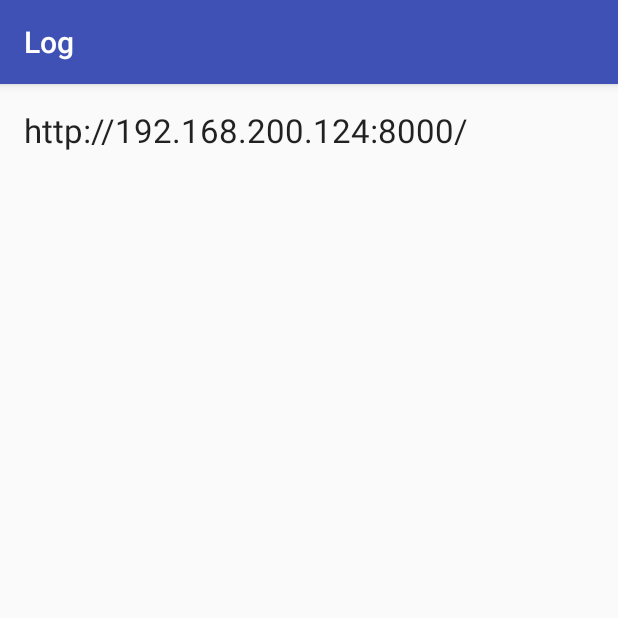
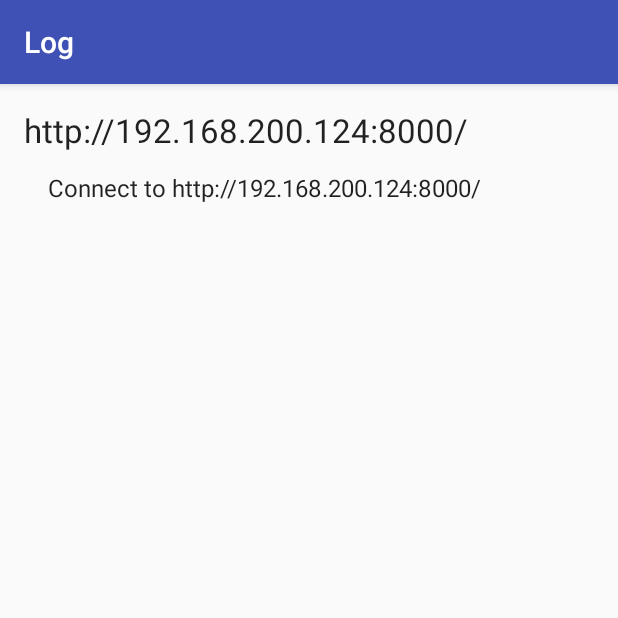
Before and after one commit to Dee-J/TV-Talk, an Android app: the screen it shows after launch (LogActivity), in the options menu, after a tap on "Log", on a phone screen of 412 x 824 dp, the top half of it. Run offline under Robolectric (Android 15) with nearby library versions, the phone set to English and light mode, and no system bars.

Commit message:
Log 약간 수정

```diff
--- a/Android/TV-Talk/app/src/main/java/com/tv_talk/LogActivity.java
+++ b/Android/TV-Talk/app/src/main/java/com/tv_talk/LogActivity.java
@@ -24,7 +24,9 @@ public class LogActivity extends AppCompatActivity {
         message_adapter = new ArrayAdapter<String>(this, android.R.layout.simple_list_item_1, message_list);
 
         Intent intent = getIntent();
-        this.url = intent.getStringExtra("url");
+        this.url = intent.getStringExtra("url");// current URL
+        this.message_list.addAll(intent.getStringArrayListExtra("Log"));
+        // LOG list
         // get URL
 
         aq = new AQuery(this);
--- a/Android/TV-Talk/app/src/main/java/com/tv_talk/MainActivity.java
+++ b/Android/TV-Talk/app/src/main/java/com/tv_talk/MainActivity.java
@@ -14,9 +14,11 @@ import com.androidquery.callback.AjaxStatus;
 
 import org.json.JSONObject;
 
+import java.util.ArrayList;
+
 public class MainActivity extends AppCompatActivity {
     private WebView webView;
-
+    private ArrayList<String> Log_Message;
     private ServerConnect sc;
     private SocketConnect soc;
     private String ip = "192.168.200.124";
@@ -36,9 +38,12 @@ public class MainActivity extends AppCompatActivity {
         getWindow().setSoftInputMode((WindowManager.LayoutParams.SOFT_INPUT_STATE_ALWAYS_HIDDEN));
         // hide keybord
 
+        this.Log_Message = new ArrayList<String>();
+
         this.webView = (WebView)findViewById(R.id.webView);
         this.webView.getSettings().setJavaScriptEnabled(true);
         this.webView.loadUrl(this.url);
+        this.Log_Message.add("Connect to "+this.url);
     }
 
     @Override
@@ -55,6 +60,7 @@ public class MainActivity extends AppCompatActivity {
             case 1:
                 intent = new Intent(getApplicationContext(), LogActivity.class);
                 intent.putExtra("url", this.url.toString());
+                intent.putStringArrayListExtra("Log", this.Log_Message);
                 startActivity(intent);
                 return true;
             case 2:
@@ -68,13 +74,16 @@ public class MainActivity extends AppCompatActivity {
 
     @Override   // Change URL
     protected  void onActivityResult(int requestCode, int resultCode, Intent data){
-        if(resultCode == RESULT_OK){
-            String temp = data.getStringExtra("url").toString();
-            if(temp == null)
-                return;
+        if(requestCode == 0) {  // requestCode = 0 -> Change URL
+            if (resultCode == RESULT_OK) {
+                String temp = data.getStringExtra("url").toString();
+                if (temp == null)
+                    return;
 
-            this.url = temp.toString();
-            this.webView.loadUrl(this.url);
+                this.Log_Message.add("URL Change: " + this.url + " -> " + temp);
+                this.url = temp.toString();
+                this.webView.loadUrl(this.url);
+            }
         }
     }
 
```
